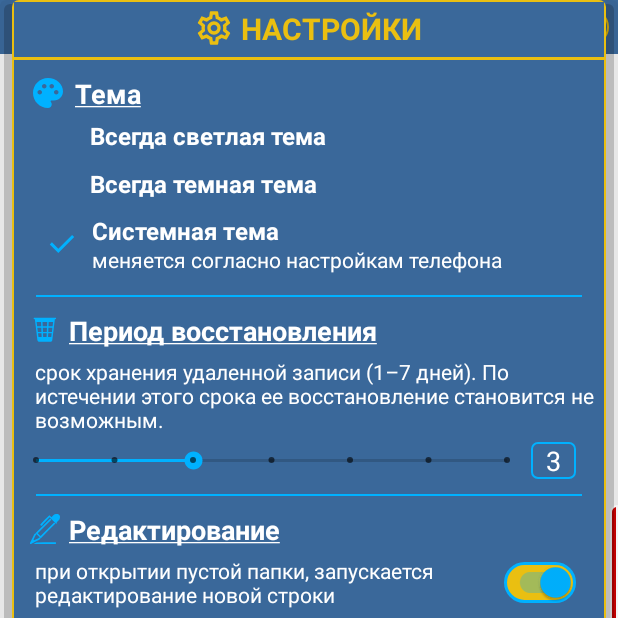
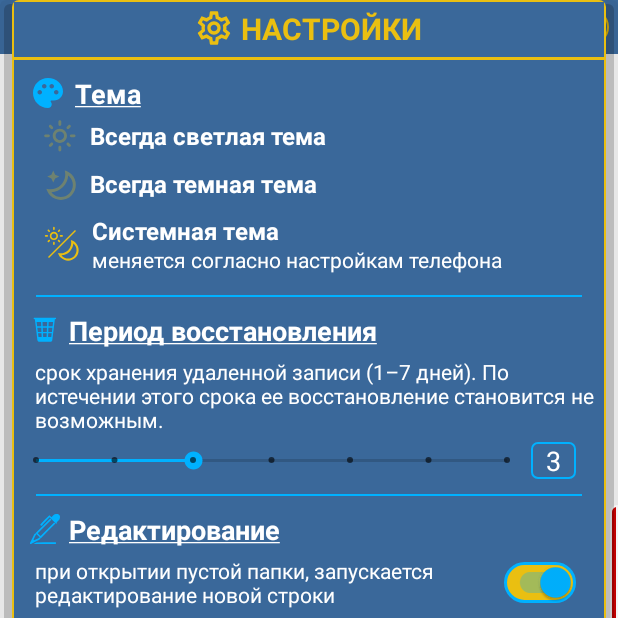
Before and after one commit to A2T-user/DotList, an Android app: the fragment SettingsFragment placed in its activity, on a phone screen of 412 x 824 dp, the top half of it. Run offline under Robolectric (Android 15) with nearby library versions, the light colour scheme and no system bars; our stand-ins replace Room's generated code.

Commit message:
Улучшение дизайна настроек темы приложения

```diff
--- a/app/src/main/java/com/a2t/myapplication/main/ui/fragments/SettingsFragment.kt
+++ b/app/src/main/java/com/a2t/myapplication/main/ui/fragments/SettingsFragment.kt
@@ -115,7 +115,7 @@ class SettingsFragment : Fragment() {
             else -> binding.ivSystemTeme.alpha = 1f
         }
         binding.tvRestorePeriod.text = newSettings.restorePeriod.toString()     // Период восстановления
-        binding.seekBarRestorePeriod.progress = newSettings.restorePeriod -1
+        binding.seekBarRestorePeriod.progress = newSettings.restorePeriod - 1
         binding.swEditEmptyDir.isChecked = newSettings.editEmptyDir             // Редактирование
         binding.swSortingChecks.isChecked = newSettings.sortingChecks           // Сортировка
         binding.swCrossingChecks.isChecked = newSettings.crossedOutOn           // Зачеркивание
@@ -124,9 +124,9 @@ class SettingsFragment : Fragment() {
 
     // Обнуляем чек во всех строках
     private fun installNullCheckTheme() {
-        binding.ivLightTeme.alpha = 0f
-        binding.ivDarkTeme.alpha = 0f
-        binding.ivSystemTeme.alpha = 0f
+        binding.ivLightTeme.alpha = 0.3f
+        binding.ivDarkTeme.alpha = 0.3f
+        binding.ivSystemTeme.alpha = 0.3f
     }
 
     override fun onStart() {
--- a/app/src/main/res/drawable-anydpi/ic_check_blue.xml
+++ /dev/null
@@ -1,9 +0,0 @@
-<vector xmlns:android="http://schemas.android.com/apk/res/android"
-    android:width="24dp"
-    android:height="24dp"
-    android:viewportWidth="960"
-    android:viewportHeight="960">
-  <path
-      android:fillColor="#00B1FF"
-      android:pathData="M382,720L154,492L211,435L382,606L749,239L806,296L382,720Z"/>
-</vector>
--- /dev/null
+++ b/app/src/main/res/drawable-anydpi/ic_theme_dark.xml
@@ -0,0 +1,23 @@
+<vector xmlns:android="http://schemas.android.com/apk/res/android"
+    android:width="24dp"
+    android:height="24dp"
+    android:viewportWidth="24"
+    android:viewportHeight="24">
+    <group android:rotation="225"
+        android:scaleX="1"
+        android:scaleY="1"
+        android:translateX="14"
+        android:translateY="31">
+        <path
+            android:fillColor="@color/yellow_dir"
+            android:pathData="M14,12c0,-3.7 2.01,-6.92 5,-8.65C17.53,2.5 15.82,2 14,2C8.48,2 4,6.48 4,12s4.48,10 10,10c1.82,0 3.53,-0.5 5,-1.35C16.01,18.92 14,15.7 14,12zM15.01,19.93C14.68,19.98 14.34,20 14,20c-4.41,0 -8,-3.59 -8,-8s3.59,-8 8,-8c0.34,0 0.68,0.02 1.01,0.07C13.1,6.23 12,9.05 12,12S13.1,17.77 15.01,19.93z"/>
+    </group>
+    <group android:scaleX="0.5"
+        android:scaleY="0.5"
+        android:translateX="3"
+        android:translateY="1">
+        <path
+            android:fillColor="@color/yellow_dir"
+            android:pathData="M19,1.25L19,9zM11.5,9.5L9,4 6.5,9.5 1,12l5.5,2.5L9,20l2.5,-5.5L17,12l-5.5,-2.5zM19,15l-1.25,15z"/>
+    </group>
+</vector>
--- /dev/null
+++ b/app/src/main/res/drawable-anydpi/ic_theme_light.xml
@@ -0,0 +1,14 @@
+<vector xmlns:android="http://schemas.android.com/apk/res/android"
+    android:width="24dp"
+    android:height="24dp"
+    android:viewportWidth="24"
+    android:viewportHeight="24">
+    <group android:scaleX="0.95"
+        android:scaleY="0.95"
+        android:translateX="0.5"
+        android:translateY="0.5">
+        <path
+            android:fillColor="@color/yellow_dir"
+            android:pathData="M12,9c1.65,0 3,1.35 3,3s-1.35,3 -3,3s-3,-1.35 -3,-3S10.35,9 12,9M12,7c-2.76,0 -5,2.24 -5,5s2.24,5 5,5s5,-2.24 5,-5S14.76,7 12,7L12,7zM2,13l2,0c0.55,0 1,-0.45 1,-1s-0.45,-1 -1,-1l-2,0c-0.55,0 -1,0.45 -1,1S1.45,13 2,13zM20,13l2,0c0.55,0 1,-0.45 1,-1s-0.45,-1 -1,-1l-2,0c-0.55,0 -1,0.45 -1,1S19.45,13 20,13zM11,2v2c0,0.55 0.45,1 1,1s1,-0.45 1,-1V2c0,-0.55 -0.45,-1 -1,-1S11,1.45 11,2zM11,20v2c0,0.55 0.45,1 1,1s1,-0.45 1,-1v-2c0,-0.55 -0.45,-1 -1,-1C11.45,19 11,19.45 11,20zM5.99,4.58c-0.39,-0.39 -1.03,-0.39 -1.41,0c-0.39,0.39 -0.39,1.03 0,1.41l1.06,1.06c0.39,0.39 1.03,0.39 1.41,0s0.39,-1.03 0,-1.41L5.99,4.58zM18.36,16.95c-0.39,-0.39 -1.03,-0.39 -1.41,0c-0.39,0.39 -0.39,1.03 0,1.41l1.06,1.06c0.39,0.39 1.03,0.39 1.41,0c0.39,-0.39 0.39,-1.03 0,-1.41L18.36,16.95zM19.42,5.99c0.39,-0.39 0.39,-1.03 0,-1.41c-0.39,-0.39 -1.03,-0.39 -1.41,0l-1.06,1.06c-0.39,0.39 -0.39,1.03 0,1.41s1.03,0.39 1.41,0L19.42,5.99zM7.05,18.36c0.39,-0.39 0.39,-1.03 0,-1.41c-0.39,-0.39 -1.03,-0.39 -1.41,0l-1.06,1.06c-0.39,0.39 -0.39,1.03 0,1.41s1.03,0.39 1.41,0L7.05,18.36z"/>
+    </group>
+</vector>
--- /dev/null
+++ b/app/src/main/res/drawable-anydpi/ic_theme_system.xml
@@ -0,0 +1,28 @@
+<vector xmlns:android="http://schemas.android.com/apk/res/android"
+    android:width="24dp"
+    android:height="24dp"
+    android:viewportWidth="24"
+    android:viewportHeight="24">
+    <path
+        android:fillColor="@color/yellow_dir"
+        android:pathData="M3,21 L21,3"
+        android:strokeWidth="1"
+        android:strokeColor="@color/yellow_dir" />
+
+    <group android:rotation="225"
+        android:scaleX="0.7"
+        android:scaleY="0.7"
+        android:translateX="17.1"
+        android:translateY="29">
+        <path
+            android:fillColor="@color/yellow_dir"
+            android:pathData="M14,12c0,-3.7 2.01,-6.92 5,-8.65C17.53,2.5 15.82,2 14,2C8.48,2 4,6.48 4,12s4.48,10 10,10c1.82,0 3.53,-0.5 5,-1.35C16.01,18.92 14,15.7 14,12zM15.01,19.93C14.68,19.98 14.34,20 14,20c-4.41,0 -8,-3.59 -8,-8s3.59,-8 8,-8c0.34,0 0.68,0.02 1.01,0.07C13.1,6.23 12,9.05 12,12S13.1,17.77 15.01,19.93z"/>
+    </group>
+    <group android:scaleX="0.55"
+        android:scaleY="0.55">
+        <path
+            android:fillColor="@color/yellow_dir"
+            android:pathData="M12,9c1.65,0 3,1.35 3,3s-1.35,3 -3,3s-3,-1.35 -3,-3S10.35,9 12,9M12,7c-2.76,0 -5,2.24 -5,5s2.24,5 5,5s5,-2.24 5,-5S14.76,7 12,7L12,7zM2,13l2,0c0.55,0 1,-0.45 1,-1s-0.45,-1 -1,-1l-2,0c-0.55,0 -1,0.45 -1,1S1.45,13 2,13zM20,13l2,0c0.55,0 1,-0.45 1,-1s-0.45,-1 -1,-1l-2,0c-0.55,0 -1,0.45 -1,1S19.45,13 20,13zM11,2v2c0,0.55 0.45,1 1,1s1,-0.45 1,-1V2c0,-0.55 -0.45,-1 -1,-1S11,1.45 11,2zM11,20v2c0,0.55 0.45,1 1,1s1,-0.45 1,-1v-2c0,-0.55 -0.45,-1 -1,-1C11.45,19 11,19.45 11,20zM5.99,4.58c-0.39,-0.39 -1.03,-0.39 -1.41,0c-0.39,0.39 -0.39,1.03 0,1.41l1.06,1.06c0.39,0.39 1.03,0.39 1.41,0s0.39,-1.03 0,-1.41L5.99,4.58zM18.36,16.95c-0.39,-0.39 -1.03,-0.39 -1.41,0c-0.39,0.39 -0.39,1.03 0,1.41l1.06,1.06c0.39,0.39 1.03,0.39 1.41,0c0.39,-0.39 0.39,-1.03 0,-1.41L18.36,16.95zM19.42,5.99c0.39,-0.39 0.39,-1.03 0,-1.41c-0.39,-0.39 -1.03,-0.39 -1.41,0l-1.06,1.06c-0.39,0.39 -0.39,1.03 0,1.41s1.03,0.39 1.41,0L19.42,5.99zM7.05,18.36c0.39,-0.39 0.39,-1.03 0,-1.41c-0.39,-0.39 -1.03,-0.39 -1.41,0l-1.06,1.06c-0.39,0.39 -0.39,1.03 0,1.41s1.03,0.39 1.41,0L7.05,18.36z"/>
+    </group>
+
+</vector>
--- a/app/src/main/res/layout/fragment_settings.xml
+++ b/app/src/main/res/layout/fragment_settings.xml
@@ -62,6 +62,7 @@
             <ImageView
                 android:id="@+id/ivLightTeme"
                 android:contentDescription="@string/light_theme"
+                android:src="@drawable/ic_theme_light"
                 style="@style/IVSettingThemeStyle"/>
 
             <TextView
@@ -77,6 +78,7 @@
             <ImageView
                 android:id="@+id/ivDarkTeme"
                 android:contentDescription="@string/dark_theme"
+                android:src="@drawable/ic_theme_dark"
                 style="@style/IVSettingThemeStyle"/>
 
             <TextView
@@ -95,6 +97,7 @@
             <ImageView
                 android:id="@+id/ivSystemTeme"
                 android:contentDescription="@string/system_theme"
+                android:src="@drawable/ic_theme_system"
                 style="@style/IVSettingThemeStyle" />
 
             <TextView
--- a/app/src/main/res/values/styles.xml
+++ b/app/src/main/res/values/styles.xml
@@ -70,8 +70,7 @@
         <item name="android:layout_width">wrap_content</item>
         <item name="android:layout_height">wrap_content</item>
         <item name="android:layout_marginEnd">8dp</item>
-        <item name="android:src">@drawable/ic_check_blue</item>
-        <item name="android:alpha">0</item>
+        <item name="android:alpha">0.3</item>
     </style>
 
     <style name="LLSideBarStyle">
```
